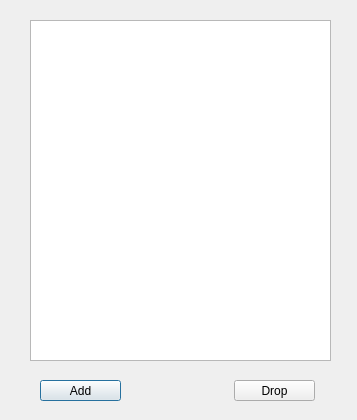
SDSMT-CSC464-F15/dancesoft, file Sprint 5/student regi/Class_list.ui: the form before one commit.
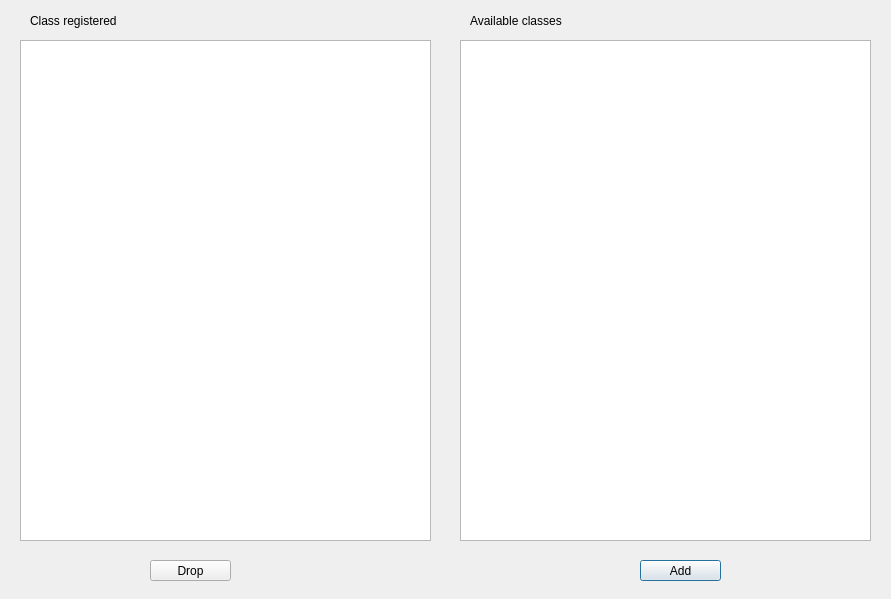
The form after the commit.

```diff
--- a/Sprint 5/student regi/Class_list.ui
+++ b/Sprint 5/student regi/Class_list.ui
@@ -6,8 +6,8 @@
    <rect>
     <x>0</x>
     <y>0</y>
-    <width>357</width>
-    <height>420</height>
+    <width>891</width>
+    <height>599</height>
    </rect>
   </property>
   <property name="windowTitle">
@@ -16,18 +16,18 @@
   <widget class="QTableView" name="Class_tableView">
    <property name="geometry">
     <rect>
-     <x>30</x>
-     <y>20</y>
-     <width>301</width>
-     <height>341</height>
+     <x>20</x>
+     <y>40</y>
+     <width>411</width>
+     <height>501</height>
     </rect>
    </property>
   </widget>
   <widget class="QPushButton" name="Add_btn">
    <property name="geometry">
     <rect>
-     <x>40</x>
-     <y>380</y>
+     <x>640</x>
+     <y>560</y>
      <width>81</width>
      <height>21</height>
     </rect>
@@ -39,8 +39,8 @@
   <widget class="QPushButton" name="Drop_btn">
    <property name="geometry">
     <rect>
-     <x>234</x>
-     <y>380</y>
+     <x>150</x>
+     <y>560</y>
      <width>81</width>
      <height>21</height>
     </rect>
@@ -49,6 +49,42 @@
     <string>Drop</string>
    </property>
   </widget>
+  <widget class="QTableView" name="Class_add_tableView">
+   <property name="geometry">
+    <rect>
+     <x>460</x>
+     <y>40</y>
+     <width>411</width>
+     <height>501</height>
+    </rect>
+   </property>
+  </widget>
+  <widget class="QLabel" name="Reg_label">
+   <property name="geometry">
+    <rect>
+     <x>30</x>
+     <y>10</y>
+     <width>151</width>
+     <height>21</height>
+    </rect>
+   </property>
+   <property name="text">
+    <string>Class registered</string>
+   </property>
+  </widget>
+  <widget class="QLabel" name="Avail_label">
+   <property name="geometry">
+    <rect>
+     <x>470</x>
+     <y>10</y>
+     <width>151</width>
+     <height>21</height>
+    </rect>
+   </property>
+   <property name="text">
+    <string>Available classes</string>
+   </property>
+  </widget>
  </widget>
  <resources/>
  <connections/>
```
Left out of the diff: 2 changed lines with no effect on the pictures.
